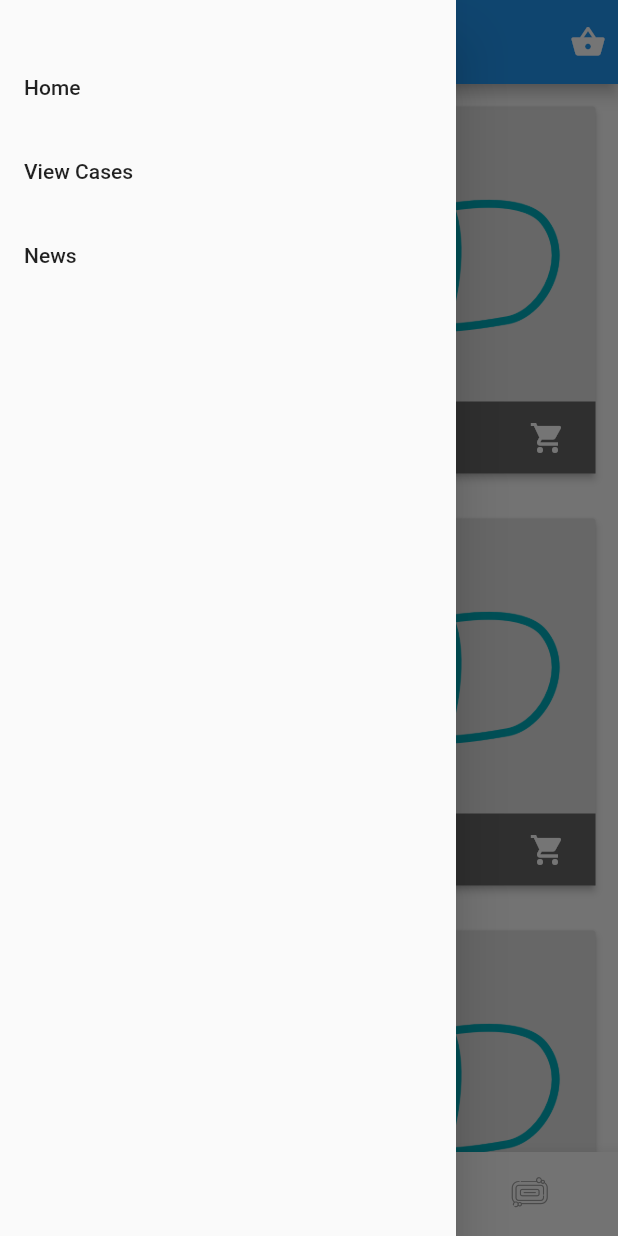
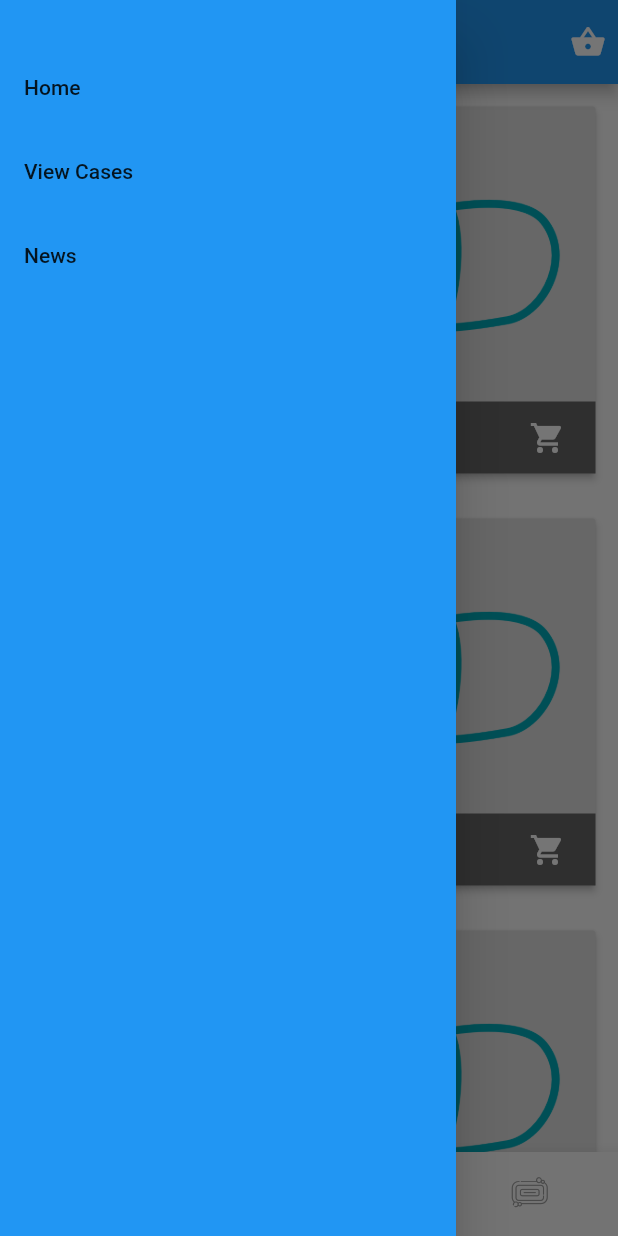
Before and after one commit to KharYusuf/Combat-Covid, a Flutter app: the screen it shows after launch, with the side drawer open, on a phone screen of 412 x 824 dp. Run offline on Flutter 3.47's test engine with Material 2 defaults, Android fonts, the light colour scheme and no system bars; our stand-ins replace charts_flutter; missing offline and left inert: flutter_statusbarcolor.

Commit message:
Managed the status bar color according to theme

```diff
--- a/lib/main.dart
+++ b/lib/main.dart
@@ -1,8 +1,9 @@
-import 'package:Combat_Covid/main_drawer.dart';
+import 'package:flutter/material.dart';
+import 'package:flutter_statusbarcolor/flutter_statusbarcolor.dart';
 
 import './bottom_navigation_bar.dart';
-import 'package:flutter/material.dart';
-import 'myCard.dart';
+import './main_drawer.dart';
+import './myCard.dart';
 
 void main() {
   runApp(MyApp());
@@ -76,6 +77,7 @@ class _MyHomePageState extends State<MyHomePage> {
 
   @override
   Widget build(BuildContext context) {
+    FlutterStatusbarcolor.setStatusBarColor(Theme.of(context).primaryColor);
     return Scaffold(
       drawer: MyDrawer(),
       appBar: AppBar(
--- a/lib/main_drawer.dart
+++ b/lib/main_drawer.dart
@@ -5,6 +5,8 @@ class MyDrawer extends StatelessWidget {
   @override
   Widget build(BuildContext context) {
     return Drawer(
+      child: Container(
+        color: Theme.of(context).primaryColor,
         child: ListView(
           padding: EdgeInsets.zero,
           children: <Widget>[
@@ -33,6 +35,7 @@ class MyDrawer extends StatelessWidget {
             ),
           ],
         ),
+      ),
     );
   }
 }
--- a/pubspec.yaml
+++ b/pubspec.yaml
@@ -25,6 +25,7 @@ dependencies:
     sdk: flutter
   intl: ^0.16.1
   charts_flutter: ^0.8.1
+  flutter_statusbarcolor: ^0.2.3
 
 
   # The following adds the Cupertino Icons font to your application.
```
Also changed, not shown: pubspec.lock. Lines whose indentation alone changed are shown as unchanged.
